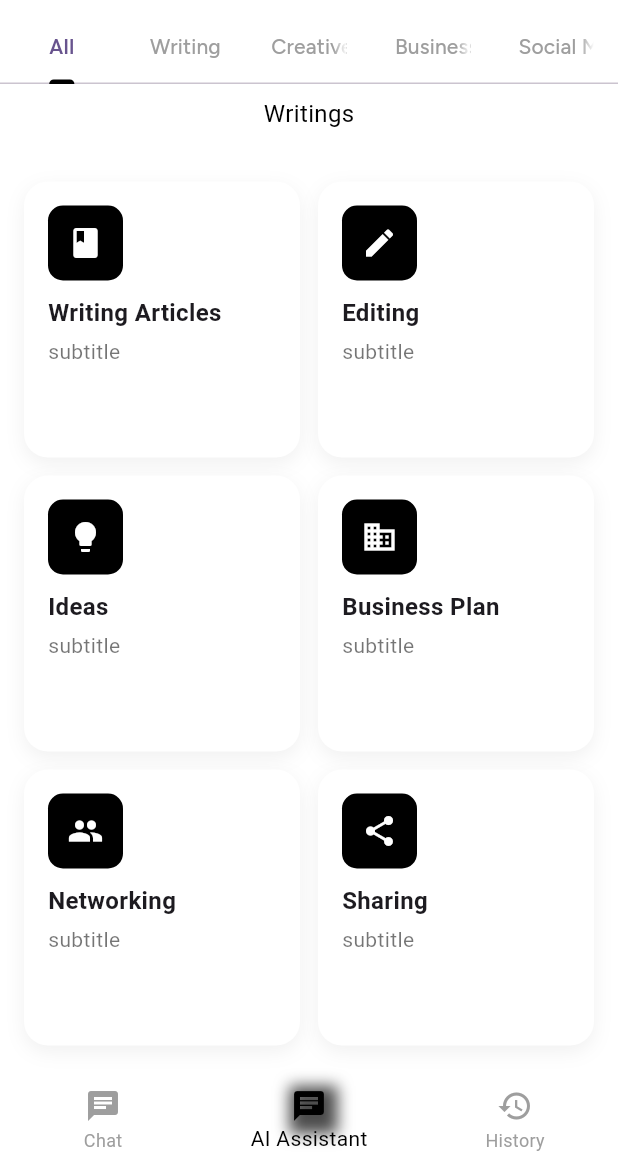
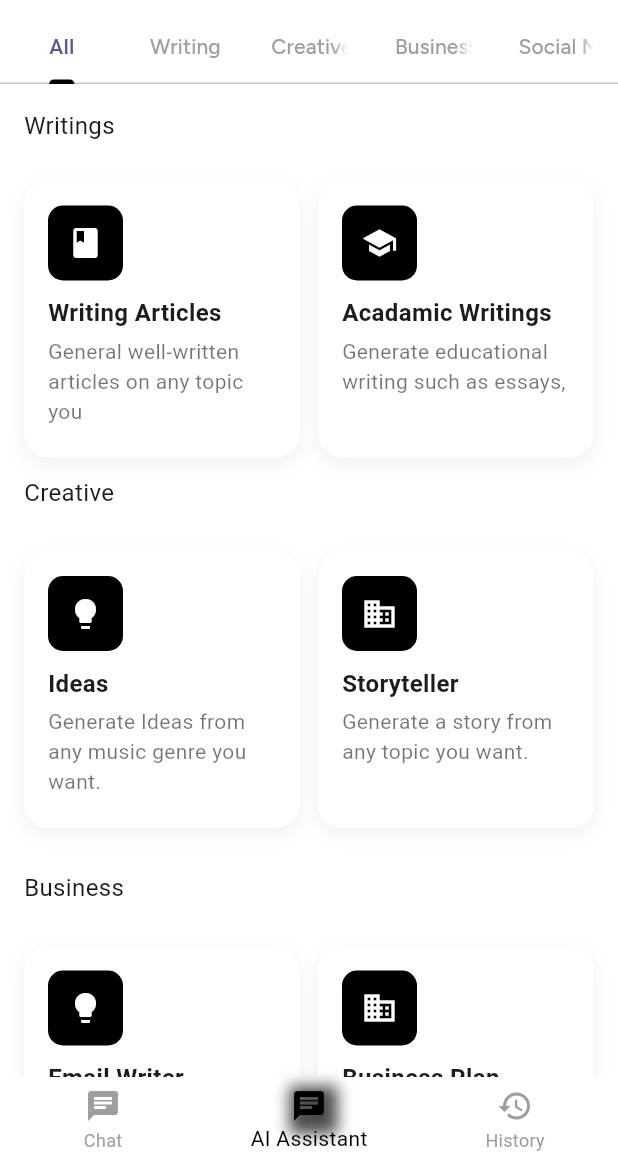
Before and after one commit to Kay-kwaw/Virtual-Artificial-Intelligence, a Flutter app: the screen it shows after launch, item 2 of the bottom bar chosen, on a phone screen of 412 x 824 dp, the part 72-1236 px from its top. Run offline on Flutter 3.47's test engine with Material 3 defaults, Android fonts, the light colour scheme and no system bars; Roboto replaces fonts that are missing (Figtree-bold, Figtree-normal, Figtree-semibold).

Commit message:
ai_screens

```diff
--- a/lib/screens/ai_assistance.dart
+++ b/lib/screens/ai_assistance.dart
@@ -31,16 +31,42 @@ class Aiassistance extends StatelessWidget {
         backgroundColor: const Color.fromARGB(255, 255, 255, 255),
         body:  TabBarView(
           children: [
-            Column(
+            SingleChildScrollView(
+              child: Column(
                 crossAxisAlignment: CrossAxisAlignment.start,
                 children: [
                   Padding(
-                  padding: const EdgeInsets.all(8.0),
-                  child: ReusebaleText(text: 'Writings', fontSize: 16, textAlign: TextAlign.left, fontWeight: FontWeight.w500, fontFamily: 'Figtree-semibold',),
+                    padding: const EdgeInsets.all(16.0),
+                    child: Text('Writings', style: TextStyle(fontSize: 16, fontWeight: FontWeight.w400, fontFamily: 'Figtree-semibold'),)
                   ),
                   SizedBox(height: 10,),
-                Expanded(
-                  child: GridView.count(
+                  // First row of grid
+                  GridView.count(
+                    crossAxisCount: 2,
+                    crossAxisSpacing: 12,
+                    mainAxisSpacing: 12,
+                    padding: EdgeInsets.symmetric(horizontal: 16),
+                    shrinkWrap: true,
+                    physics: NeverScrollableScrollPhysics(),
+                    children: [
+                      CustomBox(icon: Icons.book, title: 'Writing Articles', subtitle: 'General well-written articles on any topic you'),
+                      CustomBox(icon: Icons.school, title: 'Acadamic Writings', subtitle: 'Generate educational writing such as essays,'),
+                    ],
+                  ),
+                  // Text in between rows
+                  Padding(
+                    padding: const EdgeInsets.symmetric(vertical: 12.0, horizontal: 16.0),
+                    child: Text(
+                      'Creative',
+                      style: TextStyle(
+                        fontSize: 16,
+                        fontWeight: FontWeight.w400,
+                        fontFamily: 'Figtree-normal',
+                      ),
+                    ),
+                  ),
+                  // Creative grid
+                  GridView.count(
                     crossAxisCount: 2,
                     crossAxisSpacing: 12,
                     mainAxisSpacing: 12,
@@ -48,16 +74,58 @@ class Aiassistance extends StatelessWidget {
                     shrinkWrap: true,
                     physics: NeverScrollableScrollPhysics(),
                     children: [
-                    CustomBox(icon: Icons.book, title: 'Writing Articles', subtitle: 'subtitle'),
-                    CustomBox(icon: Icons.edit, title: 'Editing', subtitle: 'subtitle'),
-                    CustomBox(icon: Icons.lightbulb, title: 'Ideas', subtitle: 'subtitle'),
-                    CustomBox(icon: Icons.business, title: 'Business Plan', subtitle: 'subtitle'),
-                    CustomBox(icon: Icons.people, title: 'Networking', subtitle: 'subtitle'),
-                    CustomBox(icon: Icons.share, title: 'Sharing', subtitle: 'subtitle'),
+                      CustomBox(icon: Icons.lightbulb, title: 'Ideas', subtitle: 'Generate Ideas from any music genre you want.'),
+                      CustomBox(icon: Icons.business, title: 'Storyteller', subtitle: 'Generate a story from any topic you want.'),
                     ],
                   ),
+                  Padding(
+                    padding: const EdgeInsets.symmetric(vertical: 12.0, horizontal: 16.0),
+                    child: Text(
+                      'Business',
+                      style: TextStyle(
+                        fontSize: 16,
+                        fontFamily: 'Figtree-bold',
+                      ),
+                    ),
+                  ),
+                  // Business grid
+                  GridView.count(
+                    crossAxisCount: 2,
+                    crossAxisSpacing: 12,
+                    mainAxisSpacing: 12,
+                    padding: EdgeInsets.all(16),
+                    shrinkWrap: true,
+                    physics: NeverScrollableScrollPhysics(),
+                    children: [
+                      CustomBox(icon: Icons.lightbulb, title: 'Email Writer', subtitle: 'Generate a well-written email for any purpose you want.'),
+                      CustomBox(icon: Icons.business, title: 'Business Plan', subtitle: 'Generate a business plan for any business you want.'),
+                    ],
+                  ),
+                  Padding(
+                    padding: const EdgeInsets.symmetric(vertical: 12.0, horizontal: 16.0),
+                    child: Text(
+                      'Social Media',
+                      style: TextStyle(
+                        fontSize: 16,
+                        fontFamily: 'Figtree-bold',
+                      ),
+                    ),
+                  ),
+                  // Social Media grid
+                  GridView.count(
+                    crossAxisCount: 2,
+                    crossAxisSpacing: 12,
+                    mainAxisSpacing: 12,
+                    padding: EdgeInsets.all(16),
+                    shrinkWrap: true,
+                    physics: NeverScrollableScrollPhysics(),
+                    children: [
+                      CustomBox(icon: Icons.people, title: 'Networking', subtitle: 'Find and connect with professionals.'),
+                      CustomBox(icon: Icons.share, title: 'Sharing', subtitle: 'Share your content easily.'),
+                    ],
                   ),
                 ],
+              ),
             ),
             Center(child: Text('Page 2')),
             Center(child: Text('Page 3')),
```
Also changed, not shown: lib/constants/reusable_button.dart (+22 -9 lines), lib/constants/reusable_tabbar_screen.dart (deleted, +0 -47 lines), lib/screens/ai_chat_page.dart (added, +90 -0 lines), lib/screens/googlegemini.dart (added, +89 -0 lines), lib/screens/onboarding_screen.dart (+9 -3 lines), lib/screens/openAichat_screen.dart (added, +90 -0 lines). Lines whose indentation alone changed are shown as unchanged.
